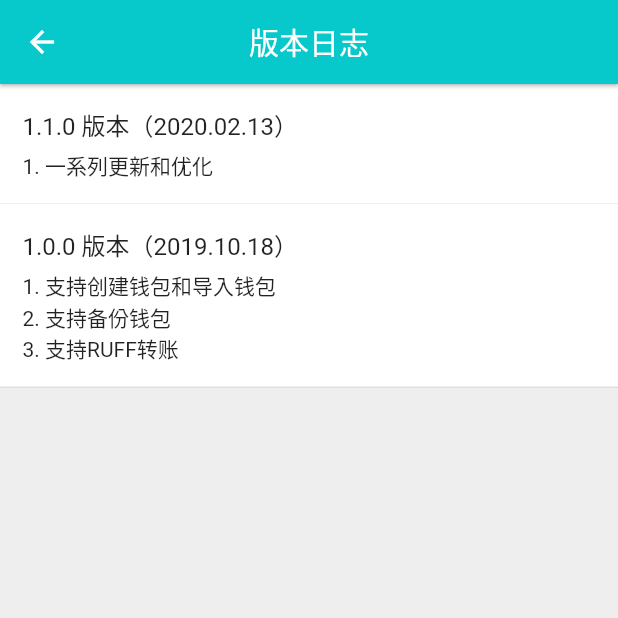
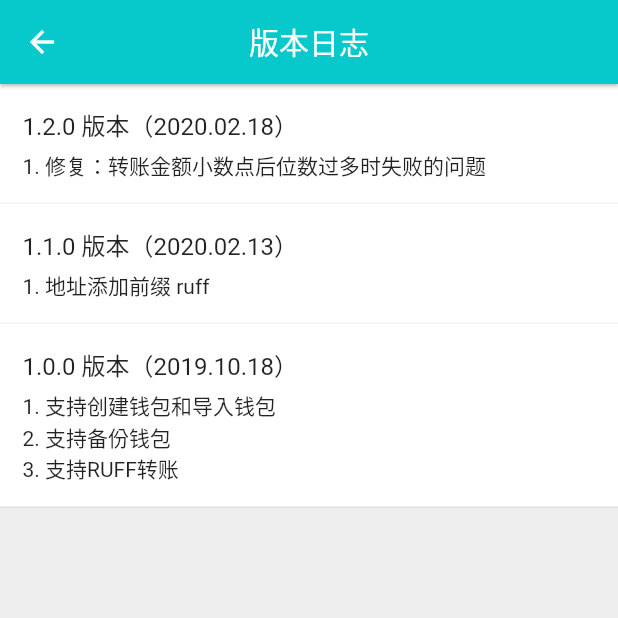
Before and after one commit to ruffchain/wallt-app, a Flutter app: the VersionLogPage screen opened by its route, on a phone screen of 412 x 824 dp, the top half of it. Run offline on Flutter 3.47's test engine with Material 2 defaults, Android fonts, the phone set to English and light mode, and no system bars; our stand-ins replace date_format, hex, package_info, pub_semver, qr_flutter, shared_preferences; missing offline and left inert: barcode_scan, bip32, bip39, flutter_inappbrowser, flutter_webview_plugin; accounts and stored records are empty; statements that could not run were skipped.

Commit message:
🐛 fix bug

```diff
--- a/lib/common/chain_utils.dart
+++ b/lib/common/chain_utils.dart
@@ -113,9 +113,9 @@ class JsChainLib {
     return address;
   }
 
-  static Future<Map<String, dynamic>> signTx(
+  static Future<Map<String, dynamic>> signTransferTx(
       String txData, String privateKey) async {
-    String code = "$_jsPrefix.signTx('$txData','$privateKey')";
+    String code = "$_jsPrefix.signTransferTx('$txData','$privateKey')";
     final res = await _runJs(code);
     return jsonDecode(res);
   }
@@ -223,7 +223,7 @@ Future<Map<String, dynamic>> transferToken({
   };
   var nonce = await ChainApi.getNonce(from);
   tx['nonce'] = nonce + 1;
-  var signTxRes = await JsChainLib.signTx(jsonEncode(tx), privateKey);
+  var signTxRes = await JsChainLib.signTransferTx(jsonEncode(tx), privateKey);
   String hash = signTxRes['hash'];
   await ChainApi.sendTransaction(signTxRes['data']);
   var confirmed = await ChainApi.checkReceipt(hash);
--- a/lib/pages/mine/version_log.dart
+++ b/lib/pages/mine/version_log.dart
@@ -19,9 +19,15 @@ class _VersionLogPageState extends State<VersionLogPage> {
         child: Column(
           children: <Widget>[
             _buildLogRow(
+              '1.2.0 版本（2020.02.18）',
+              [
+                '修复：转账金额小数点后位数过多时失败的问题',
+              ],
+            ),
+            _buildLogRow(
               '1.1.0 版本（2020.02.13）',
               [
-                '一系列更新和优化',
+                '地址添加前缀 ruff',
               ],
             ),
             _buildLogRow(
```
Also changed, not shown: 1 other file.
